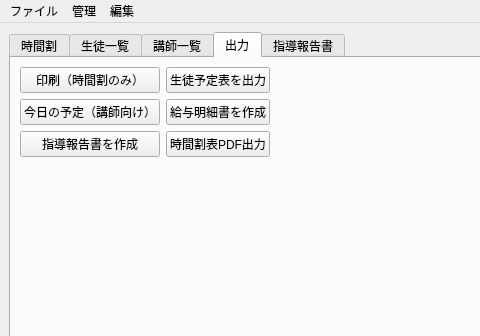
This is mainwindow.ui in ROMEKANA/TimeTable as Qt 5 draws it before an edit; both pictures show x 0 to 480 and y 0 to 336 of the 1085 by 806 pixel window. The edited form follows.
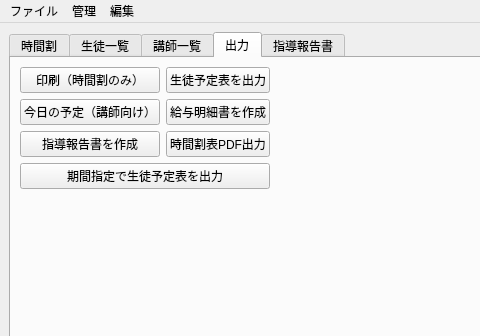
This is the edited form. The open tabs and pages were chosen to show the change. Custom widgets are drawn as their Qt base class.

Commit message: v0.3.04 期間指定の生徒予定表をクリップボードにコピーする機能を追加

Patch:
```diff
--- a/mainwindow.ui
+++ b/mainwindow.ui
@@ -577,6 +577,13 @@
             </property>
            </widget>
           </item>
+          <item row="4" column="0" colspan="2">
+           <widget class="QPushButton" name="outputStudentScheduleForDateRange">
+            <property name="text">
+             <string>期間指定で生徒予定表を出力</string>
+            </property>
+           </widget>
+          </item>
          </layout>
         </item>
        </layout>
```
The commit also changes 3 other files.
